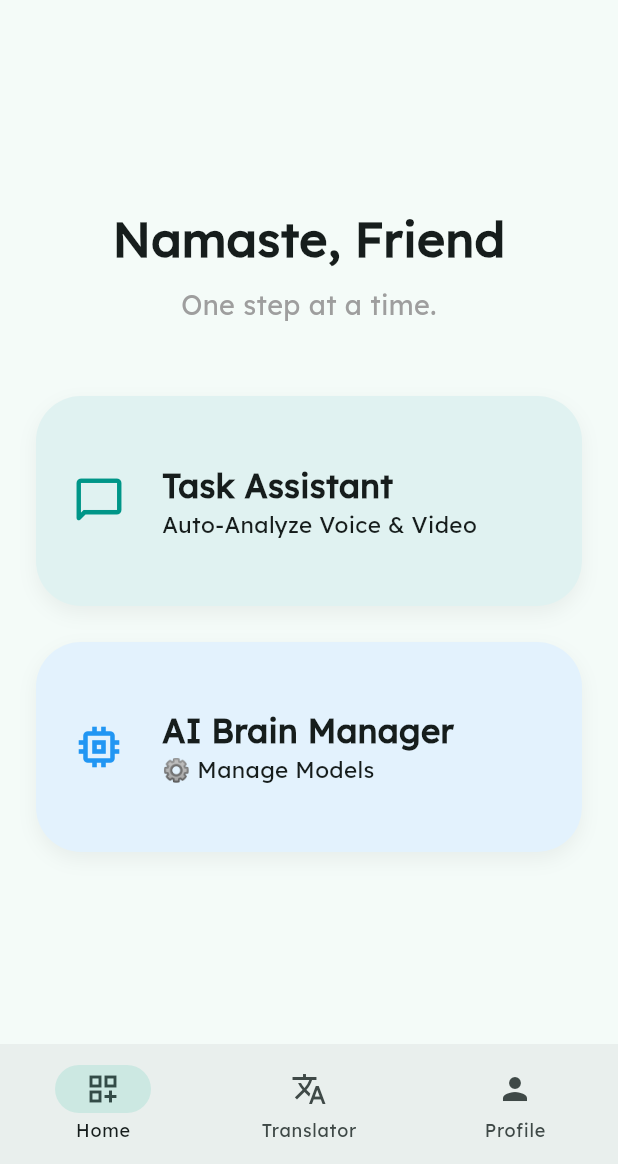
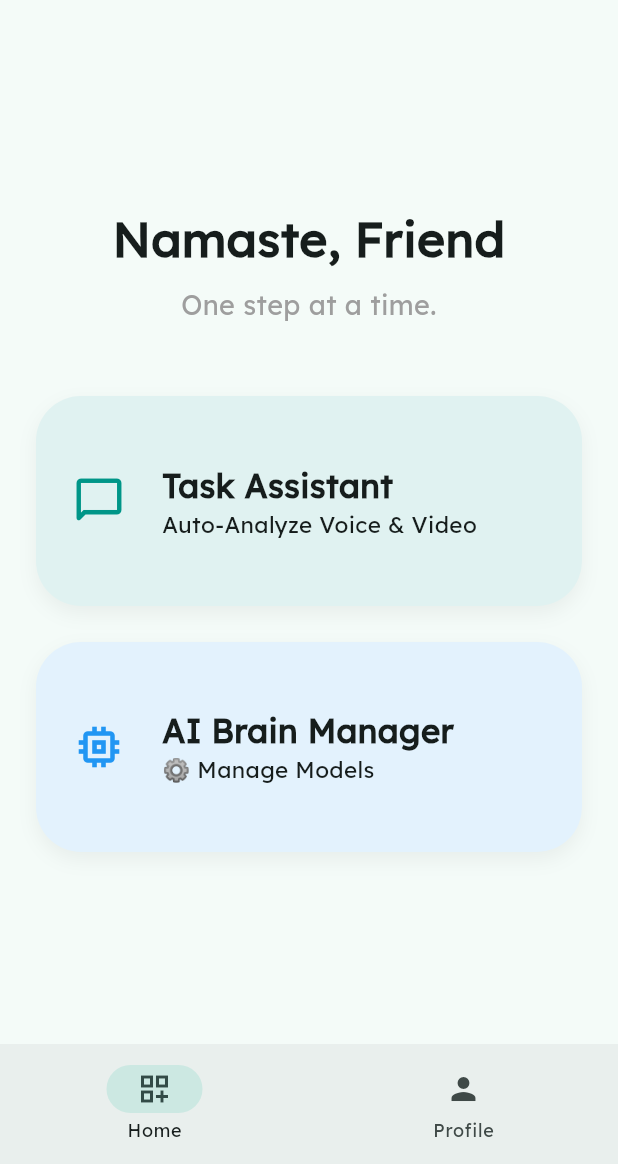
Before and after one commit to Newt-Shadow/Neura, a Flutter app: the SmartDashboardScreen screen opened directly, on a phone screen of 412 x 824 dp, the part 72-1236 px from its top. Run offline on Flutter 3.47's test engine with Material 3 defaults, Android fonts, the phone set to English and light mode, and no system bars; drawn by our look-alikes of flutter_animate; our stand-ins replace camera, cloud_firestore, firebase_auth, firebase_core, firebase_storage, flutter_dotenv and 11 more; missing offline and left inert: encrypt, flutter_gemma, google_mlkit_image_labeling; accounts and stored records are empty; generated files the repository leaves out were written again; network calls fail.

Commit message:
netflix and chill

```diff
--- a/lib/ui/smart_dashboard_screen.dart
+++ b/lib/ui/smart_dashboard_screen.dart
@@ -166,10 +166,10 @@ class _SmartDashboardScreenState extends State<SmartDashboardScreen> {
             icon: Icon(Icons.dashboard_customize_outlined), // Changed icon to represent Dashboard
             label: "Home",
           ),
-          NavigationDestination(
-            icon: Icon(Icons.translate),
-            label: "Translator",
-          ),
+          // NavigationDestination(
+          //   icon: Icon(Icons.translate),
+          //   label: "Translator",
+          // ),
           NavigationDestination(
             icon: Icon(Icons.person),
             label: "Profile",
```
Also changed, not shown: 1 other file.
